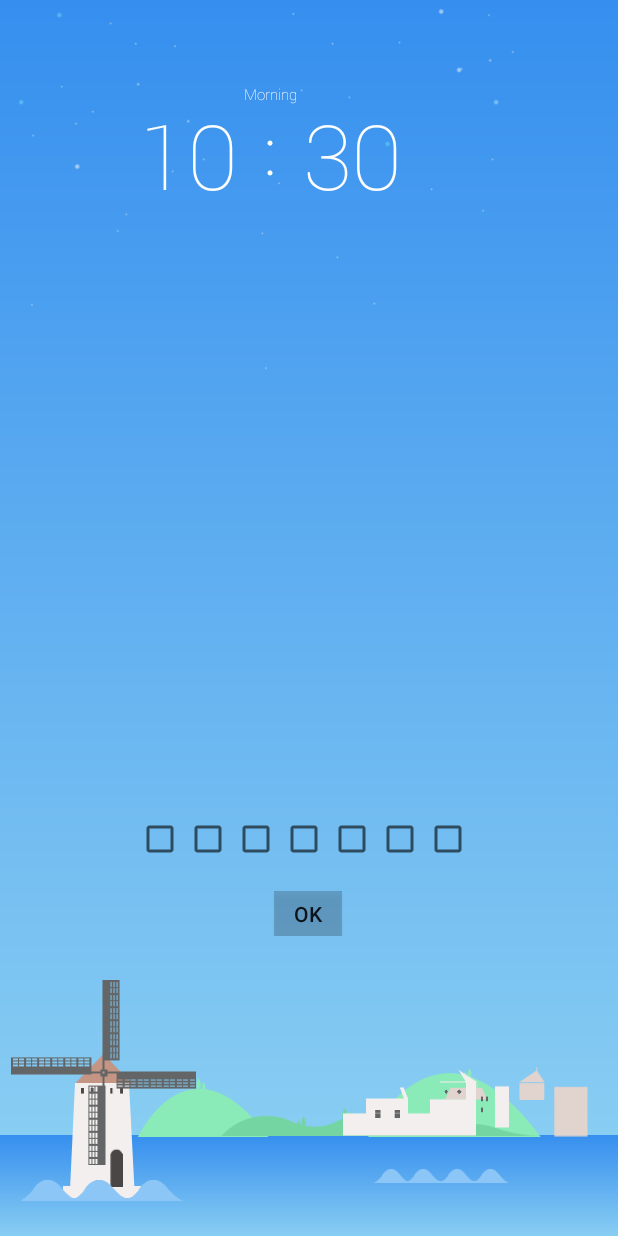
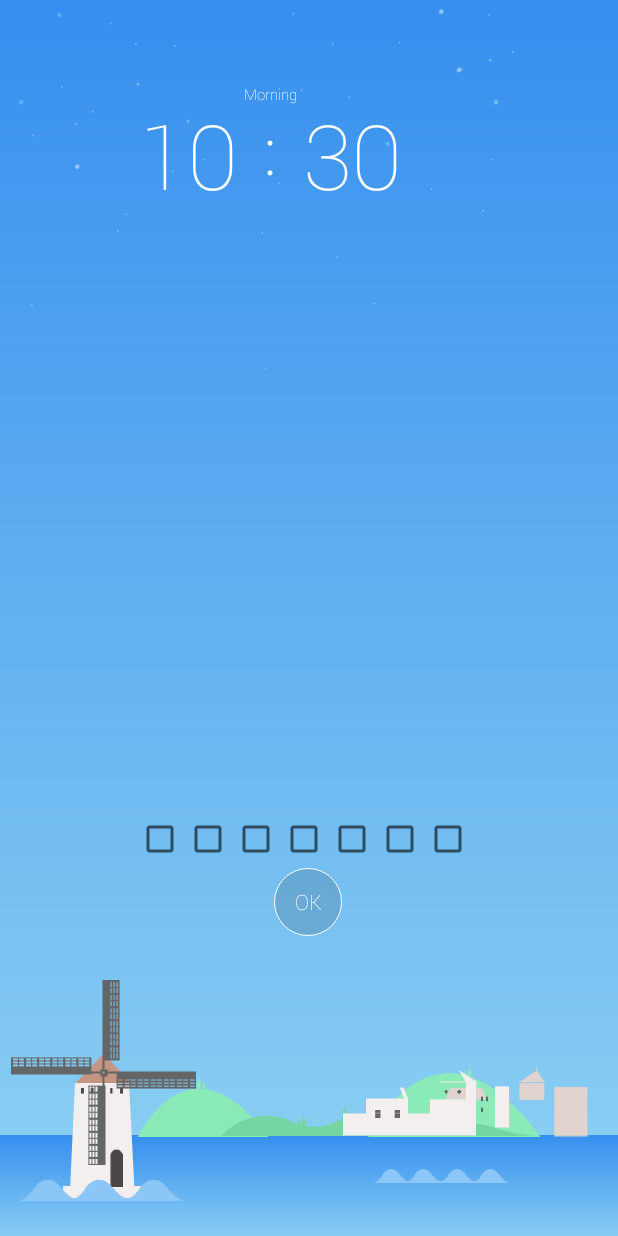
Before and after one commit to tuesda/AlarmAndMusic, an Android app: the screen it shows after launch (MainActivity), on a phone screen of 412 x 824 dp. Run offline under Robolectric (Android 15) with nearby library versions, the light colour scheme and no system bars; 2 statements that could not run were skipped.

Commit message:
change delete button with new style and improve its handler

```diff
--- /dev/null
+++ b/app/src/main/java/com/example/root/main/alarmandmusic/FontUtil.java
@@ -0,0 +1,13 @@
+package com.example.root.main.alarmandmusic;
+
+import android.content.Context;
+import android.graphics.Typeface;
+
+/**
+ * Created by zhanglei on 15/6/17.
+ */
+public class FontUtil {
+    public static Typeface getDefaultFont(Context context) {
+        return Typeface.createFromAsset(context.getAssets(), "font/custom.ttf");
+    }
+}
--- a/app/src/main/java/com/example/root/otherComponent/AlarmListAdapter.java
+++ b/app/src/main/java/com/example/root/otherComponent/AlarmListAdapter.java
@@ -7,6 +7,7 @@ import android.graphics.Typeface;
 import android.graphics.drawable.GradientDrawable;
 import android.os.Build;
 import android.view.LayoutInflater;
+import android.view.MotionEvent;
 import android.view.View;
 import android.view.ViewGroup;
 import android.widget.BaseAdapter;
@@ -86,6 +87,7 @@ public class AlarmListAdapter extends BaseAdapter {
                 Alarms.setNextAlert(context);
             }
         });
+
         GradientDrawable bg = new GradientDrawable(GradientDrawable.Orientation.TOP_BOTTOM, alarms.get(i).getBgColors());
         view.setBackground(bg);
 
--- a/app/src/main/java/com/example/root/otherComponent/LandScape.java
+++ b/app/src/main/java/com/example/root/otherComponent/LandScape.java
@@ -38,6 +38,7 @@ import com.example.root.alarmModel.AlarmItem;
 import com.example.root.alarmModel.Alarms;
 import com.example.root.alarmModel.AlarmsContentProvider;
 import com.example.root.alarmModel.AlarmsTable;
+import com.example.root.main.alarmandmusic.FontUtil;
 import com.example.root.main.alarmandmusic.MainActivity;
 import com.example.root.main.alarmandmusic.R;
 import com.example.root.scroll.ScrollLayout;
@@ -165,10 +166,9 @@ public class LandScape {
         backOfSky = (RelativeLayout)landscape.findViewById(R.id.back_of_sky);
 
         curTimeV = (TextView)landscape.findViewById(R.id.scroll_list_time);
-        Typeface tf = Typeface.createFromAsset(context.getAssets(), "font/custom.ttf");
-        curTimeV.setTypeface(tf);
+        curTimeV.setTypeface(FontUtil.getDefaultFont(context));
         whenOfD = (TextView)landscape.findViewById(R.id.when_of_day);
-        whenOfD.setTypeface(tf);
+        whenOfD.setTypeface(FontUtil.getDefaultFont(context));
         whenOfD.setText("Midnight");
 
         timeColon = (ImageView)landscape.findViewById(R.id.colon);
@@ -206,6 +206,7 @@ public class LandScape {
 
         btnsTimePicker = (RelativeLayout)landscape.findViewById(R.id.btns_pick_time);
         timeOk = (Button)landscape.findViewById(R.id.btn_time_ok);
+        timeOk.setTypeface(FontUtil.getDefaultFont(context));
         checkMon = (CheckBox)landscape.findViewById(R.id.check_mon);
         checkTus = (CheckBox)landscape.findViewById(R.id.check_tues);
         checkWed = (CheckBox)landscape.findViewById(R.id.check_wed);
--- a/app/src/main/res/layout/landscape.xml
+++ b/app/src/main/res/layout/landscape.xml
@@ -223,8 +223,9 @@
         <Button
             android:layout_centerHorizontal="true"
             android:layout_alignParentBottom="true"
-            android:text="ok"
-            android:background="#30000000"
+            android:background="@drawable/music_nav_round_button"
+            android:text="OK"
+            android:textColor="@color/white"
             android:id="@+id/btn_time_ok"
             android:layout_width="@dimen/btn_time_ok_w"
             android:layout_height="@dimen/btn_time_ok_h" />
--- a/app/src/main/res/values/dimens.xml
+++ b/app/src/main/res/values/dimens.xml
@@ -108,7 +108,7 @@
     <dimen name="weeks_pick_h">30dp</dimen>
 
     <dimen name="btn_time_ok_w">45dp</dimen>
-    <dimen name="btn_time_ok_h">30dp</dimen>
+    <dimen name="btn_time_ok_h">45dp</dimen>
 
 
     <!-- Following is about alarm item size -->
```
Also changed, not shown: app/src/main/java/com/example/root/otherComponent/AlarmListLayout.java (+47 -9 lines), app/src/main/res/drawable-xxhdpi/timeok.png (added), 1 other file.
